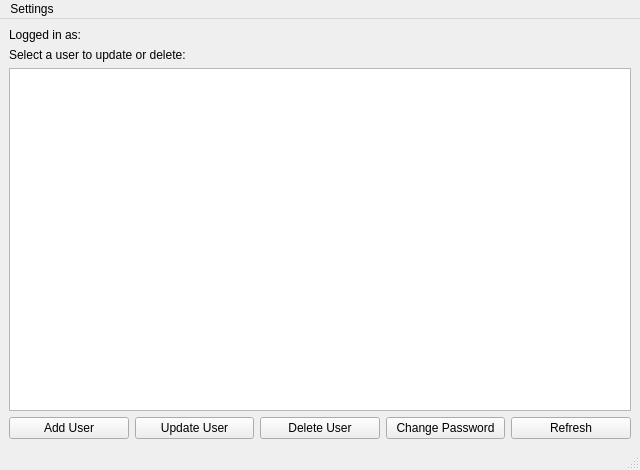
Old version of the form mainwindow.ui in the repository shivarampb/User-management.
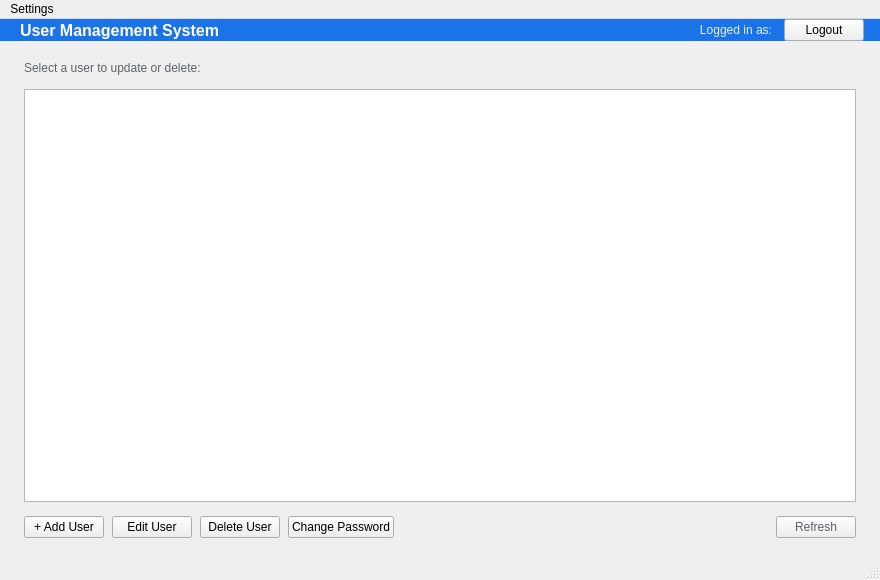
New version of the form.

The edit to the form file:
```diff
--- a/mainwindow.ui
+++ b/mainwindow.ui
@@ -6,45 +6,181 @@
    <rect>
     <x>0</x>
     <y>0</y>
-    <width>640</width>
-    <height>470</height>
+    <width>880</width>
+    <height>580</height>
    </rect>
   </property>
+  <property name="minimumSize">
+   <size>
+    <width>720</width>
+    <height>480</height>
+   </size>
+  </property>
   <property name="windowTitle">
    <string>User Management System</string>
   </property>
   <widget class="QWidget" name="centralwidget">
-   <layout class="QVBoxLayout" name="verticalLayout">
+   <layout class="QVBoxLayout" name="rootLayout">
+    <property name="spacing">
+     <number>0</number>
+    </property>
+    <property name="leftMargin">
+     <number>0</number>
+    </property>
+    <property name="topMargin">
+     <number>0</number>
+    </property>
+    <property name="rightMargin">
+     <number>0</number>
+    </property>
+    <property name="bottomMargin">
+     <number>0</number>
+    </property>
+    <item>
+     <!-- ── Header bar ─────────────────────────────────────── -->
+     <widget class="QFrame" name="headerFrame">
+      <property name="minimumHeight">
+       <number>56</number>
+      </property>
+      <property name="maximumHeight">
+       <number>56</number>
+      </property>
+      <property name="styleSheet">
+       <string notr="true">QFrame { background-color: #1a73e8; border: none; }</string>
+      </property>
+      <property name="frameShape">
+       <enum>QFrame::NoFrame</enum>
+      </property>
+      <layout class="QHBoxLayout" name="headerLayout">
+       <property name="spacing">
+        <number>12</number>
+       </property>
+       <property name="leftMargin">
+        <number>20</number>
+       </property>
+       <property name="topMargin">
+        <number>0</number>
+       </property>
+       <property name="rightMargin">
+        <number>16</number>
+       </property>
+       <property name="bottomMargin">
+        <number>0</number>
+       </property>
+       <item>
+        <widget class="QLabel" name="appTitleLabel">
+         <property name="text">
+          <string>User Management System</string>
+         </property>
+         <property name="styleSheet">
+          <string notr="true">color: #ffffff; font-size: 16px; font-weight: bold; background: transparent;</string>
+         </property>
+        </widget>
+       </item>
+       <item>
+        <spacer name="headerSpacer">
+         <property name="orientation">
+          <enum>Qt::Horizontal</enum>
+         </property>
+         <property name="sizeHint" stdset="0">
+          <size>
+           <width>40</width>
+           <height>20</height>
+          </size>
+         </property>
+        </spacer>
+       </item>
     <item>
      <widget class="QLabel" name="currentUserLabel">
       <property name="text">
        <string>Logged in as:</string>
       </property>
-     </widget>
-    </item>
+         <property name="alignment">
+          <set>Qt::AlignRight|Qt::AlignVCenter</set>
+         </property>
+         <property name="styleSheet">
+          <string notr="true">color: rgba(255,255,255,0.90); font-size: 12px; background: transparent;</string>
+         </property>
+        </widget>
+       </item>
+       <item>
+        <widget class="QPushButton" name="logoutButton">
+         <property name="text">
+          <string>Logout</string>
+         </property>
+         <property name="cursor">
+          <cursorShape>PointingHandCursor</cursorShape>
+         </property>
+        </widget>
+       </item>
+      </layout>
+     </widget>
+    </item>
+    <item>
+     <!-- ── Content area ───────────────────────────────────── -->
+     <widget class="QWidget" name="contentWidget">
+      <layout class="QVBoxLayout" name="contentLayout">
+       <property name="spacing">
+        <number>14</number>
+       </property>
+       <property name="leftMargin">
+        <number>24</number>
+       </property>
+       <property name="topMargin">
+        <number>20</number>
+       </property>
+       <property name="rightMargin">
+        <number>24</number>
+       </property>
+       <property name="bottomMargin">
+        <number>20</number>
+       </property>
     <item>
      <widget class="QLabel" name="tableHintLabel">
       <property name="text">
        <string>Select a user to update or delete:</string>
       </property>
+         <property name="styleSheet">
+          <string notr="true">color: #5f6368; font-size: 12px;</string>
+         </property>
      </widget>
     </item>
     <item>
-     <widget class="QTableWidget" name="userTable"/>
+        <widget class="QTableWidget" name="userTable">
+         <property name="alternatingRowColors">
+          <bool>true</bool>
+         </property>
+         <property name="selectionBehavior">
+          <enum>QAbstractItemView::SelectRows</enum>
+         </property>
+         <property name="selectionMode">
+          <enum>QAbstractItemView::SingleSelection</enum>
+         </property>
+         <property name="editTriggers">
+          <set>QAbstractItemView::NoEditTriggers</set>
+         </property>
+         <property name="showGrid">
+          <bool>false</bool>
+         </property>
+        </widget>
     </item>
     <item>
+        <!-- ── Action buttons ─────────────────────────────── -->
      <layout class="QHBoxLayout" name="buttonLayout">
+         <property name="spacing">
+          <number>8</number>
+         </property>
       <item>
        <widget class="QPushButton" name="addButton">
         <property name="text">
-         <string>Add User</string>
+            <string>+ Add User</string>
         </property>
        </widget>
       </item>
       <item>
        <widget class="QPushButton" name="updateButton">
         <property name="text">
-         <string>Update User</string>
+            <string>Edit User</string>
         </property>
        </widget>
       </item>
@@ -62,23 +198,43 @@
         </property>
        </widget>
       </item>
+         <item>
+          <spacer name="actionSpacer">
+           <property name="orientation">
+            <enum>Qt::Horizontal</enum>
+           </property>
+           <property name="sizeHint" stdset="0">
+            <size>
+             <width>40</width>
+             <height>20</height>
+            </size>
+           </property>
+          </spacer>
+         </item>
       <item>
        <widget class="QPushButton" name="refreshButton">
         <property name="text">
          <string>Refresh</string>
         </property>
+           <property name="styleSheet">
+            <string notr="true">QPushButton { color: #5f6368; } QPushButton:hover { color: #1a73e8; border-color: #1a73e8; }</string>
+           </property>
        </widget>
       </item>
      </layout>
     </item>
    </layout>
   </widget>
+    </item>
+   </layout>
+  </widget>
+  <!-- ── Menu bar ──────────────────────────────────────────── -->
   <widget class="QMenuBar" name="menubar">
    <property name="geometry">
     <rect>
      <x>0</x>
      <y>0</y>
-     <width>640</width>
+     <width>880</width>
      <height>22</height>
     </rect>
    </property>
```
Lines whose indentation alone changed are shown as unchanged.
